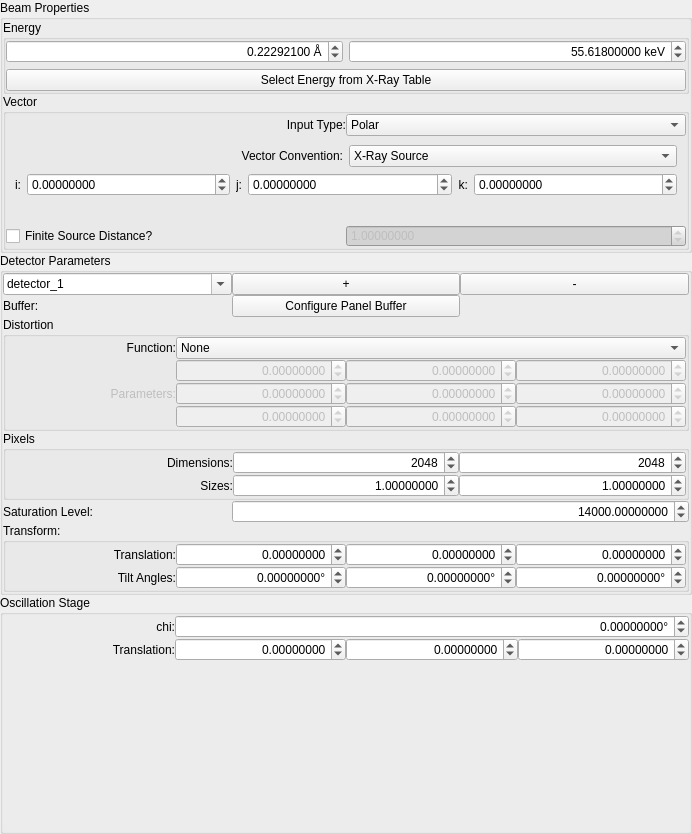
Qt form hexrd/ui/resources/ui/instrument_form_view_widget.ui (HEXRD/hexrdgui) before a commit.
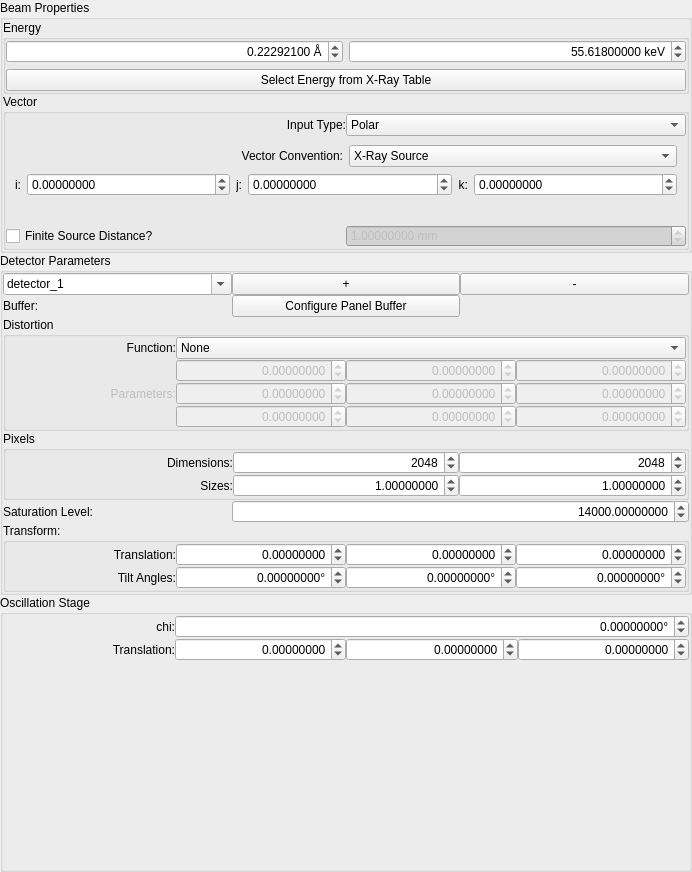
The same form after that commit. Custom widgets are drawn as their Qt base class.

Commit message: Add units ("mm") to source distance

Diff of the .ui file:
```diff
--- a/hexrd/ui/resources/ui/instrument_form_view_widget.ui
+++ b/hexrd/ui/resources/ui/instrument_form_view_widget.ui
@@ -7,7 +7,7 @@
     <x>0</x>
     <y>0</y>
     <width>692</width>
-    <height>834</height>
+    <height>872</height>
    </rect>
   </property>
   <layout class="QVBoxLayout" name="verticalLayout_2">
@@ -468,6 +468,9 @@
            <property name="keyboardTracking">
             <bool>false</bool>
            </property>
+           <property name="suffix">
+            <string> mm</string>
+           </property>
            <property name="decimals">
             <number>8</number>
            </property>
```
Left out of the diff: 2 changed lines with no effect on the pictures.
